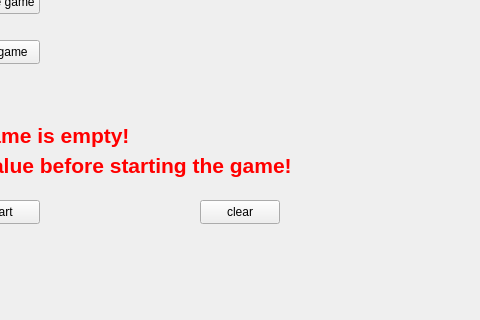
First picture: the form in GUI/mainwindow.ui, repository ProtVlad/ProjectModernCpp, before the edit; both pictures show x 600 to 1080 and y 430 to 750 of the 1500 by 750 pixel window.
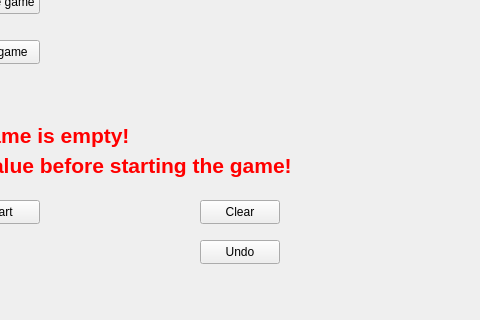
Second picture: the form after the edit.

Commit message: Added undo function

The edit to the form file:
```diff
--- a/GUI/mainwindow.ui
+++ b/GUI/mainwindow.ui
@@ -417,7 +417,20 @@
      </rect>
     </property>
     <property name="text">
-     <string>clear</string>
+     <string>Clear</string>
+    </property>
+   </widget>
+   <widget class="QPushButton" name="undoButton">
+    <property name="geometry">
+     <rect>
+      <x>800</x>
+      <y>670</y>
+      <width>80</width>
+      <height>24</height>
+     </rect>
+    </property>
+    <property name="text">
+     <string>Undo</string>
     </property>
    </widget>
   </widget>
```
The commit also changes 2 other files.
